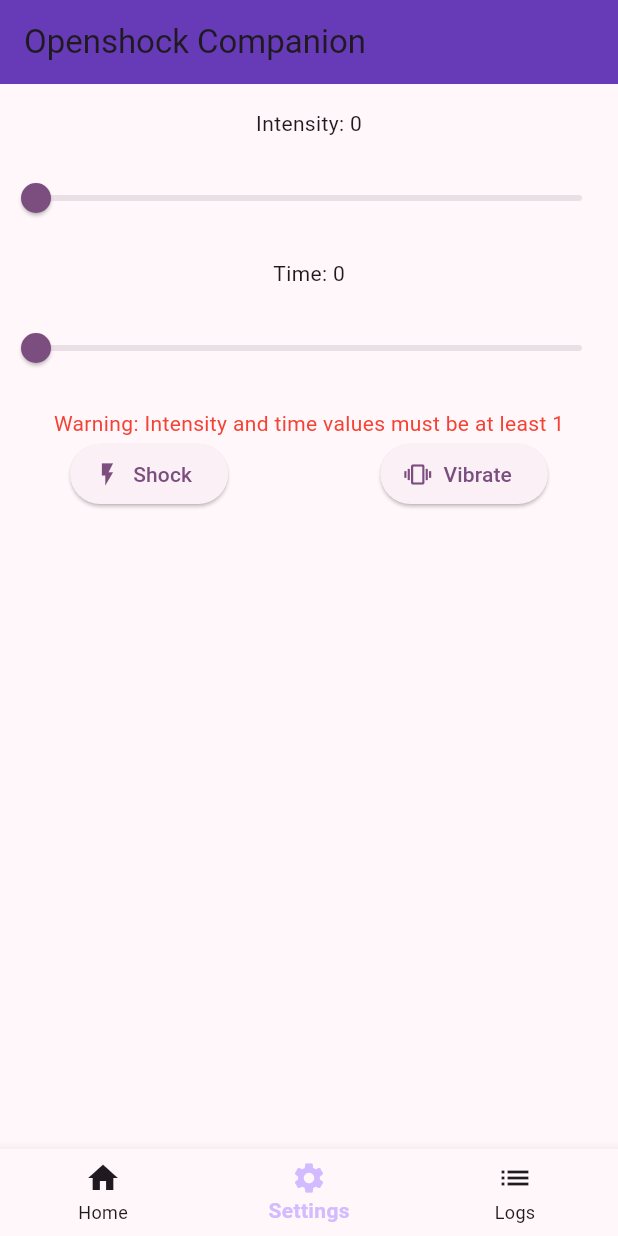
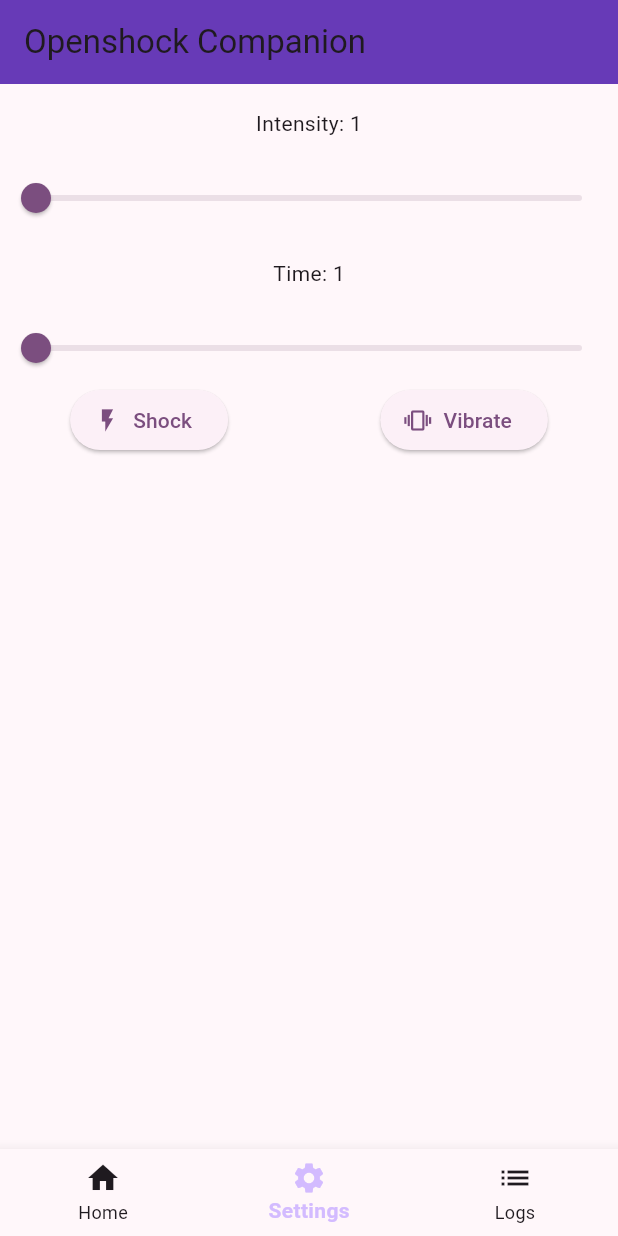
Before and after one commit to NotLugozzi/openshock-android, a Flutter app: the screen it shows after launch, item 2 of the bottom bar chosen, after a tap on "Save", on a phone screen of 412 x 824 dp. Run offline on Flutter 3.47's test engine with Material 2 defaults, Android fonts, the light colour scheme and no system bars; our stand-ins replace fluttertoast, shared_preferences.

Commit message:
Changed default behavior of bottom bar
Commit also includes:
- Initial implementation of shocker limits
- minor code cleanup
- version bump to 2.2

**Release 2.5 due very soon!**

```diff
--- a/lib/LogsPage.dart
+++ b/lib/LogsPage.dart
@@ -1,9 +1,12 @@
 import 'dart:convert';
-
 import 'package:flutter/material.dart';
 import 'package:http/http.dart' as http;
 import 'package:shared_preferences/shared_preferences.dart';
-import 'package:OpenshockCompanion/settings_page.dart' show SettingsPage;
+import 'bottom_bar.dart';
+import 'app_state.dart'; // Import the AppState class
+import 'settings_page.dart';
+import 'package:provider/provider.dart';
+
 class LogsPage extends StatefulWidget {
   const LogsPage({Key? key}) : super(key: key);
 
@@ -30,7 +33,8 @@
       return;
     }
 
-    final url = 'https://api.shocklink.net/1/shockers/$shockerId/logs?offset=0&limit=30';
+    final url =
+        'https://api.shocklink.net/1/shockers/$shockerId/logs?offset=0&limit=30';
 
     final response = await http.get(Uri.parse(url), headers: {
       'accept': 'application/json',
@@ -56,6 +60,8 @@
 
   @override
   Widget build(BuildContext context) {
+    final appState = Provider.of<AppState>(context, listen: false);
+
     return Scaffold(
       appBar: AppBar(
         title: const Text('Logs'),
@@ -79,13 +85,15 @@
                         DataColumn(label: Text('Duration (s)')),
                       ],
                       rows: logs.map((log) {
-                        final controlledBy = log['controlledBy'] as Map<String, dynamic>?;
+                        final controlledBy =
+                            log['controlledBy'] as Map<String, dynamic>?;
 
                         // Add null check for controlledBy
                         if (controlledBy != null) {
                           final name = controlledBy['name'] as String?;
                           final intensity = log['intensity'] as int?;
-                          final duration = (log['duration'] as int?)! / 1000; // Convert to seconds
+                          final duration = (log['duration'] as int?)! /
+                              1000; // Convert to seconds
 
                           // Add null checks for name and intensity
                           if (name != null && intensity != null) {
@@ -109,24 +117,13 @@
           ),
         ),
       ),
-      bottomNavigationBar: BottomNavigationBar(
-        items: const [
-          BottomNavigationBarItem(
-            icon: Icon(Icons.home),
-            label: 'Home',
-          ),
-          BottomNavigationBarItem(
-            icon: Icon(Icons.settings),
-            label: 'Settings',
-          ),
-          BottomNavigationBarItem(
-            icon: Icon(Icons.list),
-            label: 'Logs',
-          ),
-        ],
-        currentIndex: 2, // Set the current index to 2 for the Logs page
+      bottomNavigationBar: BottomBar(
+        currentIndex: appState.currentIndex,
         onTap: (index) {
+          appState.currentIndex = index;
+          setState(() {
             if (index == 0) {
+              appState.currentIndex = 0; // Reset to home index
               // Navigate back to the main page
               Navigator.popUntil(context, (route) => route.isFirst);
             } else if (index == 1) {
@@ -136,11 +133,8 @@
                 MaterialPageRoute(builder: (context) => const SettingsPage()),
               );
             }
+          });
         },
-        selectedItemColor: const Color.fromARGB(255, 211, 187, 255), // or any color you prefer
-        unselectedItemColor: Theme.of(context).textTheme.bodySmall?.color,
-        showUnselectedLabels: true,
-        selectedLabelStyle: const TextStyle(fontWeight: FontWeight.bold),
       ),
     );
   }
--- /dev/null
+++ b/lib/app_state.dart
@@ -0,0 +1,12 @@
+import 'package:flutter/material.dart';
+
+class AppState extends ChangeNotifier {
+  int _currentIndex = 0;
+
+  int get currentIndex => _currentIndex;
+
+  set currentIndex(int index) {
+    _currentIndex = index;
+    notifyListeners();
+  }
+}
--- /dev/null
+++ b/lib/bottom_bar.dart
@@ -0,0 +1,38 @@
+import 'package:flutter/material.dart';
+
+class BottomBar extends StatelessWidget {
+  final int currentIndex;
+  final Function(int) onTap;
+
+  const BottomBar({
+    required this.currentIndex,
+    required this.onTap,
+    Key? key,
+  }) : super(key: key);
+
+  @override
+  Widget build(BuildContext context) {
+    return BottomNavigationBar(
+      currentIndex: currentIndex,
+      onTap: onTap,
+      items: const [
+        BottomNavigationBarItem(
+          icon: Icon(Icons.home),
+          label: 'Home',
+        ),
+        BottomNavigationBarItem(
+          icon: Icon(Icons.settings),
+          label: 'Settings',
+        ),
+        BottomNavigationBarItem(
+          icon: Icon(Icons.list),
+          label: 'Logs',
+        ),
+      ],
+      selectedItemColor: const Color.fromARGB(255, 211, 187, 255),
+      unselectedItemColor: Theme.of(context).textTheme.bodySmall?.color,
+      showUnselectedLabels: true,
+      selectedLabelStyle: const TextStyle(fontWeight: FontWeight.bold),
+    );
+  }
+}
--- a/lib/main.dart
+++ b/lib/main.dart
@@ -5,9 +5,19 @@
 import 'package:OpenshockCompanion/LogsPage.dart' show LogsPage;
 import 'package:OpenshockCompanion/api_handler.dart' show sendApiRequest;
 import 'package:shared_preferences/shared_preferences.dart';
+import 'bottom_bar.dart';
+import 'app_state.dart';
+import 'package:provider/provider.dart';
 
 void main() {
-  runApp(const MyApp());
+  runApp(
+    MultiProvider(
+      providers: [
+        ChangeNotifierProvider(create: (_) => AppState()), // Add this line
+      ],
+      child: const MyApp(),
+    ),
+  );
 }
 
 class MyApp extends StatelessWidget {
@@ -34,6 +44,12 @@
     final SharedPreferences prefs = await SharedPreferences.getInstance();
     return prefs.getBool('isDarkMode') ?? false;
   }
+
+  Future<void> getLimits() async {
+    final SharedPreferences prefs = await SharedPreferences.getInstance();
+    final String intensityLimit = prefs.getString('intensityLimit') ?? '';
+    final String durationLimit = prefs.getString('durationLimit') ?? '';
+  }
 }
 
 class SliderPage extends StatefulWidget {
@@ -44,12 +60,13 @@
 }
 
 class _SliderPageState extends State<SliderPage> {
-  int intensityValue = 0;
-  int timeValue = 0;
-  int currentIndex = 0;
+  int intensityValue = 1;
+  int timeValue = 1;
 
   @override
   Widget build(BuildContext context) {
+    final appState = Provider.of<AppState>(context, listen: false);
+
     return Scaffold(
       appBar: AppBar(
         title: const Text('Openshock Companion'),
@@ -64,7 +81,7 @@
             ),
             Slider(
               value: intensityValue.toDouble(),
-              min: 0,
+              min: 1,
               max: 100,
               onChanged: (value) {
                 setState(() {
@@ -78,7 +95,7 @@
             ),
             Slider(
               value: timeValue.toDouble(),
-              min: 0,
+              min: 1,
               max: 30,
               onChanged: (value) {
                 setState(() {
@@ -129,12 +146,13 @@
           ],
         ),
       ),
-      bottomNavigationBar: BottomNavigationBar(
-        currentIndex: currentIndex,
+      bottomNavigationBar: BottomBar(
+        currentIndex: appState.currentIndex,
         onTap: (index) {
+          appState.currentIndex = index;
           setState(() {
-            currentIndex = index;
             if (index == 0) {
+              appState.currentIndex = 0; // Reset to home index
               // Home tab
             } else if (index == 1) {
               // Settings tab
@@ -150,24 +168,6 @@
             }
           });
         },
-        items: const [
-          BottomNavigationBarItem(
-            icon: Icon(Icons.home),
-            label: 'Home',
-          ),
-          BottomNavigationBarItem(
-            icon: Icon(Icons.settings),
-            label: 'Settings',
-          ),
-          BottomNavigationBarItem(
-            icon: Icon(Icons.list),
-            label: 'Logs',
-          ),
-        ],
-        selectedItemColor: const Color.fromARGB(255, 211, 187, 255), // or any color you prefer
-        unselectedItemColor: Theme.of(context).textTheme.bodySmall?.color,
-        showUnselectedLabels: true,
-        selectedLabelStyle: const TextStyle(fontWeight: FontWeight.bold),
       ),
     );
   }
--- a/lib/settings_page.dart
+++ b/lib/settings_page.dart
@@ -1,6 +1,11 @@
-import 'package:OpenshockCompanion/LogsPage.dart';
+// ignore_for_file: use_key_in_widget_constructors, library_private_types_in_public_api, use_build_context_synchronously
+
 import 'package:flutter/material.dart';
 import 'package:shared_preferences/shared_preferences.dart';
+import 'bottom_bar.dart';
+import 'app_state.dart'; // Import the AppState class
+import 'LogsPage.dart';
+import 'package:provider/provider.dart';
 
 class SettingsPage extends StatefulWidget {
   const SettingsPage({Key? key});
@@ -12,10 +17,12 @@
 class _SettingsPageState extends State<SettingsPage> {
   final TextEditingController apiKeyController = TextEditingController();
   final TextEditingController shockerIdController = TextEditingController();
+  final TextEditingController intensityLimitController =
+      TextEditingController();
+  final TextEditingController durationLimitController = TextEditingController();
 
   bool showApiKey = false;
   bool showShockerId = false;
-  bool isDarkMode = false;
 
   @override
   void initState() {
@@ -28,20 +35,26 @@
     setState(() {
       apiKeyController.text = prefs.getString('apiKey') ?? '';
       shockerIdController.text = prefs.getString('shockerId') ?? '';
-      isDarkMode = prefs.getBool('isDarkMode') ?? false;
+      intensityLimitController.text = prefs.getString('intensityLimit') ?? '';
+      durationLimitController.text = prefs.getString('durationLimit') ?? '';
     });
   }
 
-  Future<void> saveSettingsAndTheme() async {
+  Future<void> saveSettings() async {
     final SharedPreferences prefs = await SharedPreferences.getInstance();
     prefs.setString('apiKey', apiKeyController.text);
     prefs.setString('shockerId', shockerIdController.text);
-    prefs.setBool('isDarkMode', isDarkMode);
+    intensityLimitController.text =
+        prefs.getString('intensityLimit') ?? '100'; // Default to 100
+    durationLimitController.text =
+        prefs.getString('durationLimit') ?? '30'; // Default to 30
     Navigator.pop(context);
   }
 
   @override
   Widget build(BuildContext context) {
+    final appState = Provider.of<AppState>(context, listen: false);
+
     return Scaffold(
       appBar: AppBar(
         title: const Text('Settings'),
@@ -57,7 +70,8 @@
               decoration: InputDecoration(
                 labelText: 'API Key',
                 suffixIcon: IconButton(
-                  icon: Icon(showApiKey ? Icons.visibility_off : Icons.visibility),
+                  icon: Icon(
+                      showApiKey ? Icons.visibility_off : Icons.visibility),
                   onPressed: () {
                     setState(() {
                       showApiKey = !showApiKey;
@@ -74,7 +88,8 @@
               decoration: InputDecoration(
                 labelText: 'Shocker ID',
                 suffixIcon: IconButton(
-                  icon: Icon(showShockerId ? Icons.visibility_off : Icons.visibility),
+                  icon: Icon(
+                      showShockerId ? Icons.visibility_off : Icons.visibility),
                   onPressed: () {
                     setState(() {
                       showShockerId = !showShockerId;
@@ -85,46 +100,36 @@
               obscureText: !showShockerId,
             ),
             const SizedBox(height: 16),
-            Row(
-              children: [
-                const Text('Dark Mode'),
-                Switch(
-                  value: isDarkMode,
-                  onChanged: (value) {
-                    setState(() {
-                      isDarkMode = value;
-                    });
-                  },
+            const Text('Intensity Limit'),
+            TextField(
+              controller: intensityLimitController,
+              decoration: const InputDecoration(
+                labelText: 'Intensity Limit',
               ),
-              ],
+            ),
+            const SizedBox(height: 16),
+            const Text('Duration Limit'),
+            TextField(
+              controller: durationLimitController,
+              decoration: const InputDecoration(
+                labelText: 'Duration Limit',
+              ),
             ),
             const SizedBox(height: 16),
             ElevatedButton(
-              onPressed: saveSettingsAndTheme,
+              onPressed: saveSettings,
               child: const Text('Save'),
             ),
           ],
         ),
       ),
-      bottomNavigationBar: BottomNavigationBar(
-        items: const [
-          BottomNavigationBarItem(
-            icon: Icon(Icons.home),
-            label: 'Home',
-          ),
-          BottomNavigationBarItem(
-            icon: Icon(Icons.settings),
-            label: 'Settings',
-          ),
-          BottomNavigationBarItem(
-            icon: Icon(Icons.list),
-            label: 'Logs',
-          ),
-        ],
-        currentIndex: 1, // Set the current index to 1 for the Settings page
+      bottomNavigationBar: BottomBar(
+        currentIndex: appState.currentIndex,
         onTap: (index) {
+          appState.currentIndex = index;
+          setState(() {
             if (index == 0) {
-            // Navigate back to the main page
+              appState.currentIndex = 0;
               Navigator.popUntil(context, (route) => route.isFirst);
             } else if (index == 2) {
               Navigator.push(
@@ -132,11 +137,8 @@
                 MaterialPageRoute(builder: (context) => const LogsPage()),
               );
             }
+          });
         },
-        selectedItemColor: const Color.fromARGB(255, 211, 187, 255), // or any color you prefer
-        unselectedItemColor: Theme.of(context).textTheme.caption?.color,
-        showUnselectedLabels: true,
-        selectedLabelStyle: TextStyle(fontWeight: FontWeight.bold),
       ),
     );
   }
--- a/pubspec.yaml
+++ b/pubspec.yaml
@@ -2,9 +2,9 @@
 description: Companion app for managing openshock-compatible devices
 # The following line prevents the package from being accidentally published to
 # pub.dev using `flutter pub publish`. This is preferred for private packages.
-publish_to: 'none' # Remove this line if you wish to publish to pub.dev
+publish_to: 'none'
 
-version: 0.2.0
+version: 0.2.2
 
 environment:
   sdk: '>=3.1.2 <4.0.0'
@@ -22,6 +22,8 @@
   shared_preferences: ^2.0.8
   flutter_launcher_icons: ^0.9.2
   fluttertoast: ^8.2.3
+  provider: ^6.1.1
+
 
   # The following adds the Cupertino Icons font to your application.
   # Use with the CupertinoIcons class for iOS style icons.
```
Also changed, not shown: pubspec.lock. Lines whose indentation alone changed are shown as unchanged.
